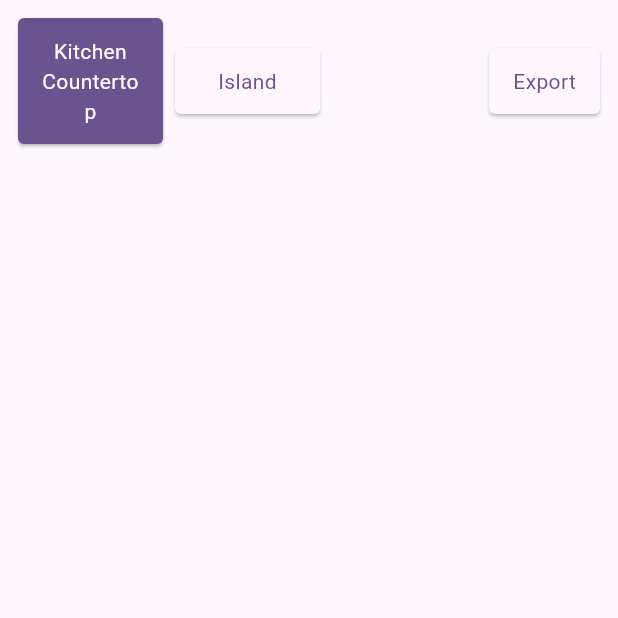
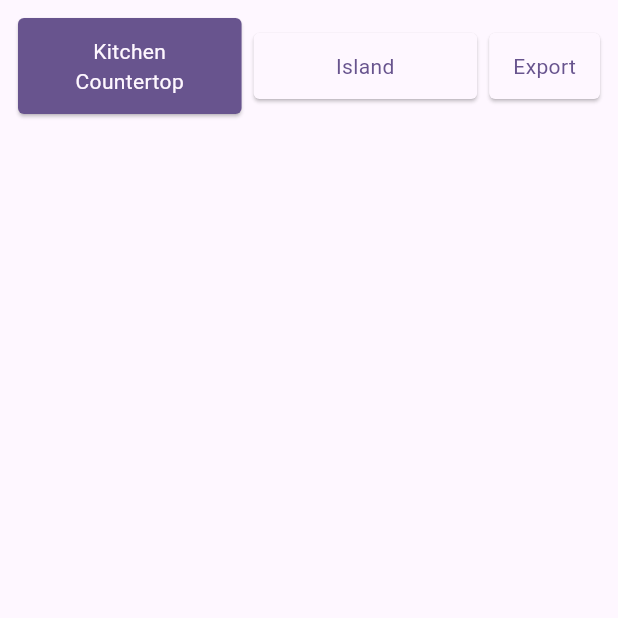
Before and after one commit to mertol-okcu/kitchen_draw, a Flutter app: the screen it shows after launch, on a phone screen of 412 x 824 dp, the top half of it. Run offline on Flutter 3.47's test engine with Material 3 defaults, Android fonts, the light colour scheme and no system bars; missing offline and left inert: dxf, universal_html.

Commit message:
option bar button sizes are fixed

```diff
--- a/lib/views/options_bar.dart
+++ b/lib/views/options_bar.dart
@@ -33,7 +33,6 @@ class OptionsBar extends StatelessWidget {
               isActive: handler.selectedShapeType == ShapeType.island,
             ),
           ),
-          const Spacer(),
           _OptionButton(
             onTap: () async {
               final path = await handler.exportDxf();
```
